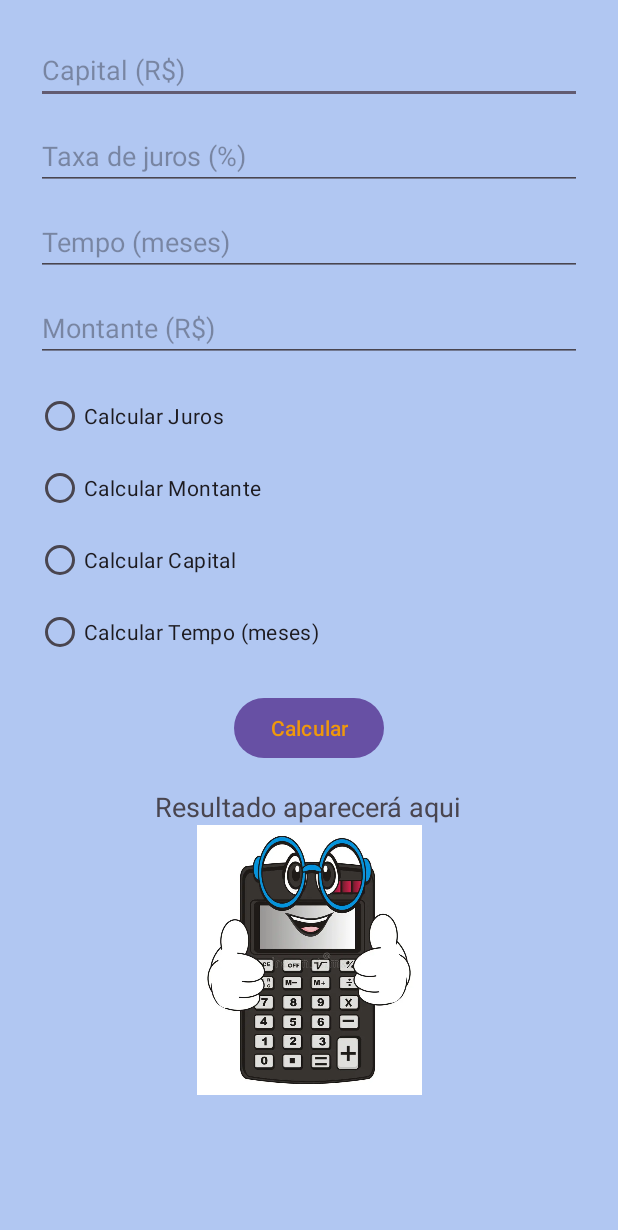
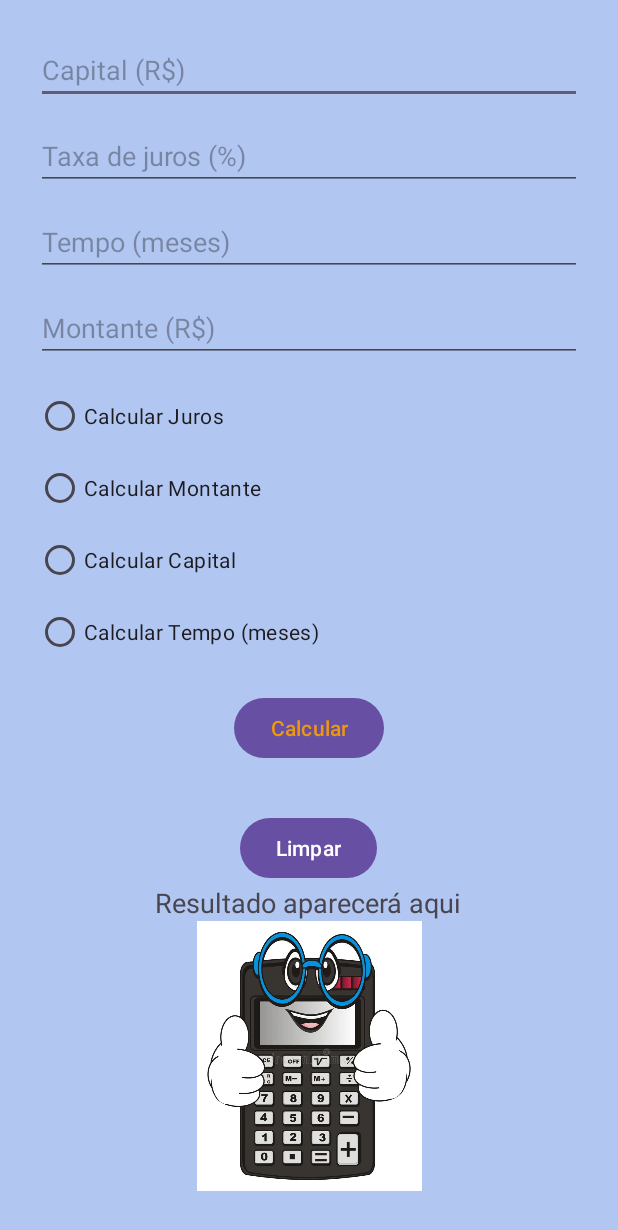
Before and after one commit to Saravtb/CalculadoraJuros, an Android app: the screen it shows after launch (MainActivity), on a phone screen of 412 x 824 dp. Shown: the top 1230 px of the screen. Run offline under Robolectric (Android 15) with nearby library versions, the phone set to English and light mode, and no system bars.

Commit message:
botão de limpar

```diff
--- a/app/src/main/java/com/example/calculadorajuros/MainActivity.java
+++ b/app/src/main/java/com/example/calculadorajuros/MainActivity.java
@@ -10,7 +10,7 @@ public class MainActivity extends AppCompatActivity {
 
     EditText editCapital, editTaxa, editTempo, editMontante;
     TextView textResultado;
-    Button botaoCalcular;
+    Button botaoCalcular, btnLimpar;
     RadioButton radioJuros, radioMontante, radioCapital, radioTempo;
     RadioGroup radioGroup;
 
@@ -19,21 +19,20 @@ public class MainActivity extends AppCompatActivity {
         super.onCreate(savedInstanceState);
         setContentView(R.layout.activity_main);
 
-        // Ligando componentes
-        editCapital = findViewById(R.id.editCapital);
-        editTaxa = findViewById(R.id.editTaxa);
-        editTempo = findViewById(R.id.editTempo);
-        editMontante = findViewById(R.id.editMontante);
+        editCapital   = findViewById(R.id.editCapital);
+        editTaxa      = findViewById(R.id.editTaxa);
+        editTempo     = findViewById(R.id.editTempo);
+        editMontante  = findViewById(R.id.editMontante);
         textResultado = findViewById(R.id.textResultado);
         botaoCalcular = findViewById(R.id.botaoCalcular);
+        btnLimpar     = findViewById(R.id.btnLimpar);
 
-        radioJuros = findViewById(R.id.radioJuros);
-        radioMontante = findViewById(R.id.radioMontante);
-        radioCapital = findViewById(R.id.radioCapital);
-        radioTempo = findViewById(R.id.radioTempo);
-        radioGroup = findViewById(R.id.radioGroup);
+        radioJuros     = findViewById(R.id.radioJuros);
+        radioMontante  = findViewById(R.id.radioMontante);
+        radioCapital   = findViewById(R.id.radioCapital);
+        radioTempo     = findViewById(R.id.radioTempo);
+        radioGroup     = findViewById(R.id.radioGroup);
 
-        // Listener para atualizar os campos com base na seleção
         radioGroup.setOnCheckedChangeListener(new RadioGroup.OnCheckedChangeListener() {
             @Override
             public void onCheckedChanged(RadioGroup group, int checkedId) {
@@ -47,16 +46,28 @@ public class MainActivity extends AppCompatActivity {
                 calcular();
             }
         });
+
+
+        // Limpar os dados colocados.
+        btnLimpar.setOnClickListener(new View.OnClickListener() {
+            @Override
+            public void onClick(View view) {
+                editCapital.setText("");
+                editTaxa.setText("");
+                editTempo.setText("");
+                editMontante.setText("");
+                textResultado.setText("");
+                radioGroup.clearCheck();
+            }
+        });
     }
 
     private void atualizarCampos(int checkedId) {
-        // Habilita todos os campos
         editCapital.setEnabled(true);
         editTaxa.setEnabled(true);
         editTempo.setEnabled(true);
         editMontante.setEnabled(true);
 
-        // Limpa todos os campos desabilitados
         if (checkedId == R.id.radioMontante) {
             editMontante.setEnabled(false);
             editMontante.setText("");
@@ -67,7 +78,6 @@ public class MainActivity extends AppCompatActivity {
             editTempo.setEnabled(false);
             editTempo.setText("");
         }
-        // Se for calcular Juros, não há campo específico a desativar
     }
 
     private void calcular() {
--- a/app/src/main/res/layout/activity_main.xml
+++ b/app/src/main/res/layout/activity_main.xml
@@ -87,6 +87,15 @@
             android:textColorLink="#E41515"
             app:rippleColor="#C10C0C" />
 
+        <Button
+            android:id="@+id/btnLimpar"
+            android:layout_width="wrap_content"
+            android:layout_height="wrap_content"
+            android:layout_marginTop="16dp"
+            android:minHeight="48dp"
+            android:text="@string/btn_limpar" />
+
+
         <TextView
             android:id="@+id/textResultado"
             android:layout_width="wrap_content"
--- a/app/src/main/res/values/strings.xml
+++ b/app/src/main/res/values/strings.xml
@@ -1,3 +1,4 @@
 <resources>
     <string name="app_name">CalculadoraJuros</string>
+    <string name="btn_limpar">Limpar</string>
 </resources>
```
